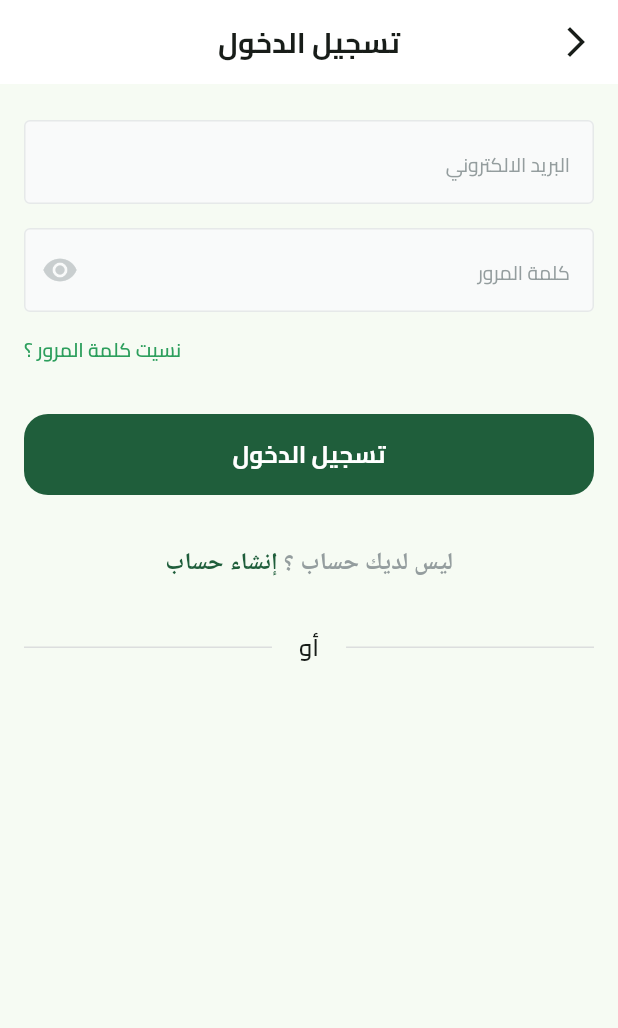
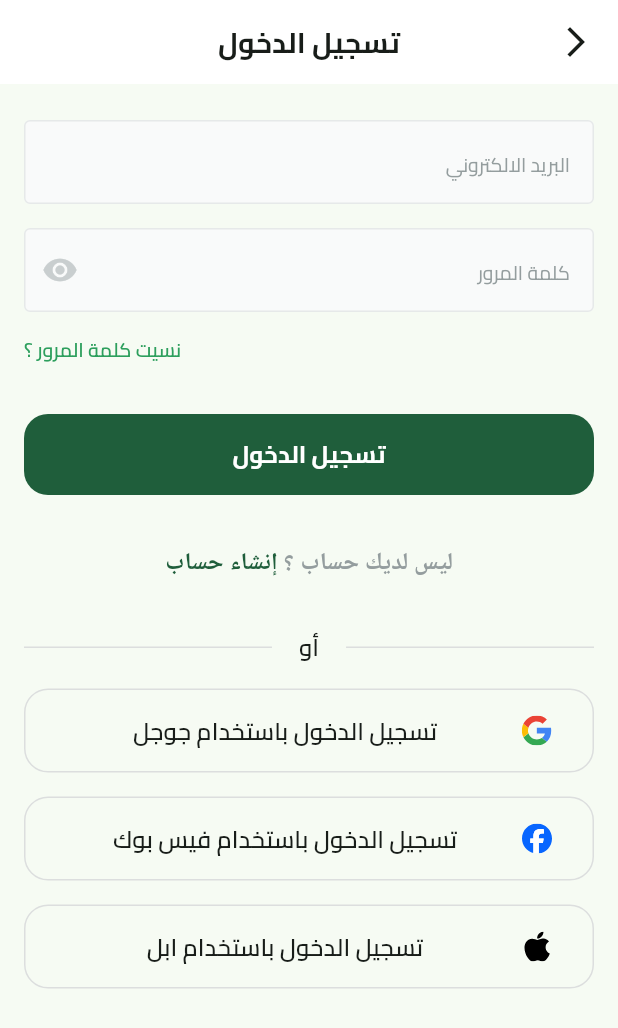
Before and after one commit to Shehab-Emad20/E-Commerce-App, a Flutter app: the LoginView screen opened by its route, on a phone screen of 412 x 824 dp. Shown: the top 1028 px of the screen. Run offline on Flutter 3.47's test engine with Material 3 defaults, Android fonts, the phone set to English and light mode, and no system bars; our stand-ins replace dots_indicator, flutter_svg, shared_preferences; accounts and stored records are empty.

Commit message:
Login ui part 6

```diff
--- a/lib/core/utils/app_images.dart
+++ b/lib/core/utils/app_images.dart
@@ -5,6 +5,18 @@ class Assets {
   /// Assets for imagesAppIcon
   /// assets/images/app_icon.png
   static const String imagesAppIcon = "assets/images/app_icon.png";
+
+  /// Assets for imagesApplIcon
+  /// assets/images/appl_icon.svg
+  static const String imagesApplIcon = "assets/images/appl_icon.svg";
+
+  /// Assets for imagesFacebookIcon
+  /// assets/images/facebook_icon.svg
+  static const String imagesFacebookIcon = "assets/images/facebook_icon.svg";
+
+  /// Assets for imagesGoogleIcon
+  /// assets/images/google_icon.svg
+  static const String imagesGoogleIcon = "assets/images/google_icon.svg";
 
   /// Assets for imagesLogo
   /// assets/images/logo.svg
--- a/lib/features/auth/presentation/view/widgets/login_view_body.dart
+++ b/lib/features/auth/presentation/view/widgets/login_view_body.dart
@@ -1,18 +1,21 @@
 import 'package:flutter/material.dart';
 import 'package:flutter_application_1/constants.dart';
 import 'package:flutter_application_1/core/utils/app_colors.dart';
+import 'package:flutter_application_1/core/utils/app_images.dart';
 import 'package:flutter_application_1/core/utils/app_text_styles.dart';
 import 'package:flutter_application_1/core/utils/widgets/custom_button.dart';
 import 'package:flutter_application_1/core/utils/widgets/custom_text_field.dart';
 import 'package:flutter_application_1/features/auth/presentation/view/widgets/dont_have_account_widegt.dart';
 import 'package:flutter_application_1/features/auth/presentation/view/widgets/or_divider.dart';
+import 'package:flutter_application_1/features/auth/presentation/view/widgets/social_login_button.dart';
 
 class LoginViewBody extends StatelessWidget {
   const LoginViewBody({super.key});
 
   @override
   Widget build(BuildContext context) {
-    return Padding(
+    return SingleChildScrollView(
+      child: Padding(
         padding: const EdgeInsets.symmetric(horizontal: khorizinatalpadding),
         child: SingleChildScrollView(
           child: Column(
@@ -24,7 +27,8 @@ class LoginViewBody extends StatelessWidget {
               ),
               SizedBox(height: 16),
               CustomTextFormField(
-              suffixIcon: Icon(Icons.remove_red_eye, color: Color(0xffC9CECF)),
+                suffixIcon:
+                    Icon(Icons.remove_red_eye, color: Color(0xffC9CECF)),
                 hintText: 'كلمة المرور',
                 textInputType: TextInputType.visiblePassword,
               ),
@@ -45,7 +49,26 @@ class LoginViewBody extends StatelessWidget {
               DontHaveAccountWidegt(),
               SizedBox(height: 33),
               OrDivider(),
+              SizedBox(height: 16),
+              SocialLoginButton(
+                onPressed: () {},
+                image: Assets.imagesGoogleIcon,
+                title: 'تسجيل الدخول باستخدام جوجل',
+              ),
+              SizedBox(height: 16),
+              SocialLoginButton(
+                onPressed: () {},
+                image: Assets.imagesFacebookIcon,
+                title: 'تسجيل الدخول باستخدام فيس بوك',
+              ),
+              SizedBox(height: 16),
+              SocialLoginButton(
+                onPressed: () {},
+                image: Assets.imagesApplIcon,
+                title: 'تسجيل الدخول باستخدام ابل',
+              ),
             ],
+          ),
         ),
       ),
     );
--- /dev/null
+++ b/lib/features/auth/presentation/view/widgets/social_login_button.dart
@@ -0,0 +1,38 @@
+import 'package:flutter/material.dart';
+import 'package:flutter_application_1/core/utils/app_text_styles.dart';
+import 'package:flutter_svg/svg.dart';
+
+class SocialLoginButton extends StatelessWidget {
+  const SocialLoginButton(
+      {super.key,
+      required this.title,
+      required this.image,
+      required this.onPressed});
+
+  final String title;
+  final String image;
+  final VoidCallback onPressed;
+
+  @override
+  Widget build(BuildContext context) {
+    return SizedBox(
+      width: double.infinity,
+      height: 56,
+      child: TextButton(
+        style: TextButton.styleFrom(
+          shape: RoundedRectangleBorder(
+            side: BorderSide(color: Color(0xFFDCDEDE), width: 1),
+            borderRadius: BorderRadius.circular(16),
+          ),
+        ),
+        onPressed: onPressed,
+        child: ListTile(
+          visualDensity: VisualDensity(vertical: VisualDensity.minimumDensity),
+          leading: SvgPicture.asset(image),
+          title: Text(title,
+              textAlign: TextAlign.center, style: TextStyles.semiBold16),
+        ),
+      ),
+    );
+  }
+}
```
Also changed, not shown: assets/images/appl_icon.svg (added), assets/images/facebook_icon.svg (added), assets/images/google_icon.svg (added). Lines whose indentation alone changed are shown as unchanged.
